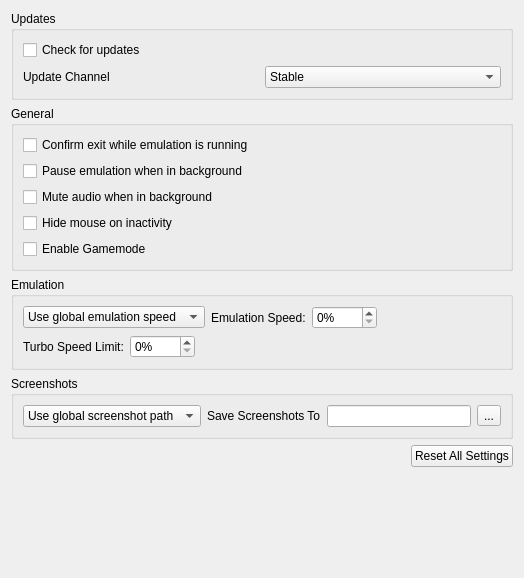
First picture: the form in src/citra_qt/configuration/configure_general.ui, repository rtiangha/AzaharTest, before the edit.
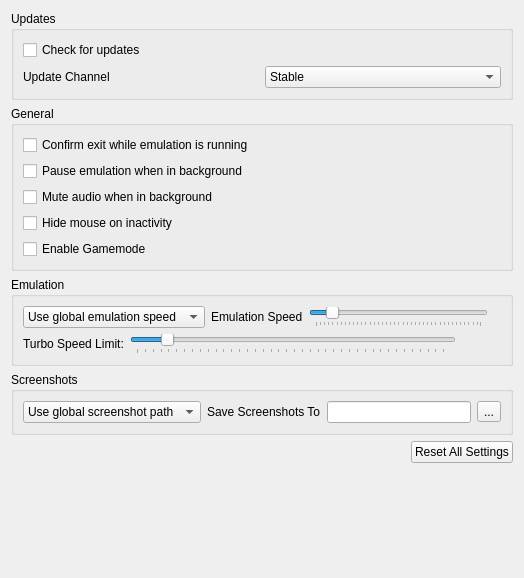
Second picture: the form after the edit.

Commit message:
Revert "qt: Increase emulation speed limit to 9999% and hide slider"
This reverts commit 373434403a3138581dfcbbc31c23b0717c269dc1.

```diff
--- a/src/citra_qt/configuration/configure_general.ui
+++ b/src/citra_qt/configuration/configure_general.ui
@@ -132,32 +132,44 @@
            <item>
             <widget class="QLabel" name="label_emulation_speed">
              <property name="text">
-              <string>Emulation Speed:</string>
+              <string>Emulation Speed</string>
              </property>
             </widget>
            </item>
            <item>
-            <widget class="QSpinBox" name="frame_limit">
+            <widget class="QSlider" name="frame_limit">
+             <property name="minimum">
+              <number>0</number>
+             </property>
              <property name="maximum">
-              <number>9999</number>
+              <number>199</number>
              </property>
-             <property name="suffix">
-              <string>%</string>
+             <property name="singleStep">
+              <number>5</number>
              </property>
-            </widget>
-           </item>
-           <item>
-            <spacer name="horizontalSpacer_2">
+             <property name="pageStep">
+              <number>15</number>
+             </property>
+             <property name="value">
+              <number>19</number>
+             </property>
              <property name="orientation">
-              <enum>Qt::Orientation::Horizontal</enum>
+              <enum>Qt::Horizontal</enum>
              </property>
-             <property name="sizeHint" stdset="0">
-              <size>
-               <width>40</width>
-               <height>20</height>
-              </size>
+             <property name="tickPosition">
+              <enum>QSlider::TicksBelow</enum>
              </property>
-            </spacer>
+            </widget>
+           </item>
+           <item>
+            <widget class="QLabel" name="emulation_speed_display_label">
+             <property name="text">
+              <string/>
+             </property>
+             <property name="alignment">
+              <set>Qt::AlignRight|Qt::AlignTrailing|Qt::AlignVCenter</set>
+             </property>
+            </widget>
            </item>
           </layout>
          </widget>
@@ -185,28 +197,56 @@
             </widget>
            </item>
            <item>
-            <widget class="QSpinBox" name="turbo_limit">
+            <widget class="QSlider" name="turbo_limit">
+             <property name="minimum">
+              <number>0</number>
+             </property>
              <property name="maximum">
-              <number>9999</number>
+              <number>198</number>
              </property>
-             <property name="suffix">
-              <string>%</string>
+             <property name="singleStep">
+              <number>5</number>
+             </property>
+             <property name="pageStep">
+              <number>15</number>
+             </property>
+             <property name="value">
+              <number>19</number>
+             </property>
+             <property name="orientation">
+              <enum>Qt::Horizontal</enum>
+             </property>
+             <property name="tickPosition">
+              <enum>QSlider::TicksBelow</enum>
              </property>
             </widget>
            </item>
            <item>
             <spacer name="horizontalSpacer">
              <property name="orientation">
-              <enum>Qt::Orientation::Horizontal</enum>
+              <enum>Qt::Horizontal</enum>
+             </property>
+             <property name="sizeType">
+              <enum>QSizePolicy::Fixed</enum>
              </property>
              <property name="sizeHint" stdset="0">
               <size>
-               <width>40</width>
+               <width>32</width>
                <height>20</height>
               </size>
              </property>
             </spacer>
            </item>
+           <item>
+            <widget class="QLabel" name="turbo_limit_display_label">
+             <property name="text">
+              <string/>
+             </property>
+             <property name="alignment">
+              <set>Qt::AlignRight|Qt::AlignTrailing|Qt::AlignVCenter</set>
+             </property>
+            </widget>
+           </item>
           </layout>
          </widget>
         </item>
@@ -274,7 +314,7 @@
        </layout>
       </widget>
      </item>
-     <item alignment="Qt::AlignmentFlag::AlignRight">
+     <item alignment="Qt::AlignRight">
       <widget class="QPushButton" name="button_reset_defaults">
        <property name="text">
         <string>Reset All Settings</string>
@@ -284,7 +324,7 @@
      <item>
       <spacer name="verticalSpacer">
        <property name="orientation">
-        <enum>Qt::Orientation::Vertical</enum>
+        <enum>Qt::Vertical</enum>
        </property>
        <property name="sizeHint" stdset="0">
         <size>
```
The commit also changes 2 other files.
